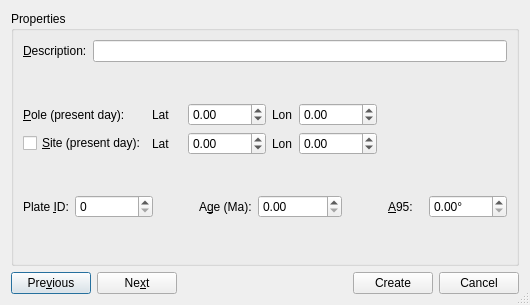
Before: the Qt Designer form src/qt-widgets/CreateVGPDialogUi.ui in GPlates/GPlates, drawn with Qt 5.
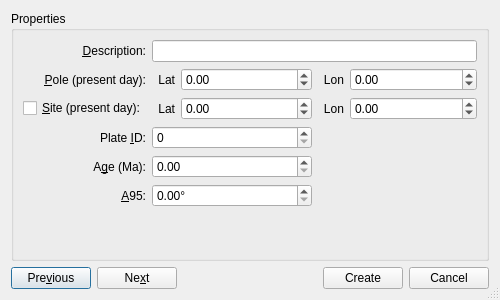
After: the same form once the commit is applied.

The edit to the form file:
```diff
--- a/src/qt-widgets/CreateVGPDialogUi.ui
+++ b/src/qt-widgets/CreateVGPDialogUi.ui
@@ -6,8 +6,8 @@
    <rect>
     <x>0</x>
     <y>0</y>
-    <width>530</width>
-    <height>305</height>
+    <width>500</width>
+    <height>300</height>
    </rect>
   </property>
   <property name="windowTitle">
@@ -37,61 +37,42 @@
          </property>
          <layout class="QVBoxLayout" name="verticalLayout_2">
           <item>
-           <layout class="QHBoxLayout">
-            <item>
+           <layout class="QGridLayout">
+            <item row="0" column="0">
              <widget class="QLabel" name="label_description">
               <property name="text">
                <string>&amp;Description:</string>
               </property>
+              <property name="alignment">
+               <set>Qt::AlignRight|Qt::AlignTrailing|Qt::AlignVCenter</set>
+              </property>
               <property name="buddy">
                <cstring>line_description</cstring>
               </property>
              </widget>
             </item>
-            <item>
-             <widget class="QLineEdit" name="line_description">
-              <property name="minimumSize">
-               <size>
-                <width>0</width>
-                <height>20</height>
-               </size>
-              </property>
-             </widget>
+            <item row="0" column="1" colspan="2">
+             <widget class="QLineEdit" name="line_description"/>
             </item>
-           </layout>
-          </item>
-          <item>
-           <spacer>
-            <property name="orientation">
-             <enum>Qt::Vertical</enum>
-            </property>
-            <property name="sizeHint" stdset="0">
-             <size>
-              <width>20</width>
-              <height>16</height>
-             </size>
-            </property>
-           </spacer>
-          </item>
-          <item>
-           <layout class="QGridLayout" name="gridLayout_2">
-            <item row="0" column="0">
+            <item row="1" column="0">
              <widget class="QLabel" name="label_pole">
-              <property name="minimumSize">
-               <size>
-                <width>115</width>
-                <height>22</height>
-               </size>
-              </property>
               <property name="text">
-               <string>&amp;Pole (present day): </string>
+               <string>&amp;Pole (present day):</string>
+              </property>
+              <property name="alignment">
+               <set>Qt::AlignRight|Qt::AlignTrailing|Qt::AlignVCenter</set>
               </property>
               <property name="buddy">
                <cstring>spinbox_pole_lat</cstring>
               </property>
              </widget>
             </item>
-            <item row="0" column="1">
+            <item row="1" column="1">
+             <layout class="QHBoxLayout" name="horizontalLayout">
+              <property name="leftMargin">
+               <number>5</number>
+              </property>
+              <item>
              <widget class="QLabel" name="label_pole_lat">
               <property name="sizePolicy">
                <sizepolicy hsizetype="Minimum" vsizetype="Preferred">
@@ -99,30 +80,24 @@
                 <verstretch>0</verstretch>
                </sizepolicy>
               </property>
-              <property name="minimumSize">
-               <size>
-                <width>30</width>
-                <height>0</height>
-               </size>
-              </property>
-              <property name="layoutDirection">
-               <enum>Qt::RightToLeft</enum>
-              </property>
               <property name="text">
                <string>Lat</string>
               </property>
+                <property name="alignment">
+                 <set>Qt::AlignRight|Qt::AlignTrailing|Qt::AlignVCenter</set>
+                </property>
               <property name="buddy">
                <cstring>spinbox_pole_lat</cstring>
               </property>
              </widget>
             </item>
-            <item row="0" column="2">
+              <item>
              <widget class="QDoubleSpinBox" name="spinbox_pole_lat">
-              <property name="minimumSize">
-               <size>
-                <width>78</width>
-                <height>20</height>
-               </size>
+                <property name="sizePolicy">
+                 <sizepolicy hsizetype="MinimumExpanding" vsizetype="Fixed">
+                  <horstretch>0</horstretch>
+                  <verstretch>0</verstretch>
+                 </sizepolicy>
               </property>
               <property name="minimum">
                <double>-90.000000000000000</double>
@@ -132,26 +107,33 @@
               </property>
              </widget>
             </item>
-            <item row="0" column="3">
+             </layout>
+            </item>
+            <item row="1" column="2">
+             <layout class="QHBoxLayout" name="horizontalLayout_3">
+              <property name="leftMargin">
+               <number>5</number>
+              </property>
+              <item>
              <widget class="QLabel" name="label_pole_lon">
-              <property name="layoutDirection">
-               <enum>Qt::RightToLeft</enum>
-              </property>
               <property name="text">
                <string>Lon</string>
               </property>
+                <property name="alignment">
+                 <set>Qt::AlignRight|Qt::AlignTrailing|Qt::AlignVCenter</set>
+                </property>
               <property name="buddy">
                <cstring>spinbox_pole_lon</cstring>
               </property>
              </widget>
             </item>
-            <item row="0" column="4">
+              <item>
              <widget class="QDoubleSpinBox" name="spinbox_pole_lon">
-              <property name="minimumSize">
-               <size>
-                <width>78</width>
-                <height>0</height>
-               </size>
+                <property name="sizePolicy">
+                 <sizepolicy hsizetype="MinimumExpanding" vsizetype="Fixed">
+                  <horstretch>0</horstretch>
+                  <verstretch>0</verstretch>
+                 </sizepolicy>
               </property>
               <property name="minimum">
                <double>-360.000000000000000</double>
@@ -161,33 +143,21 @@
               </property>
              </widget>
             </item>
-            <item row="0" column="5">
-             <spacer name="horizontalSpacer">
-              <property name="orientation">
-               <enum>Qt::Horizontal</enum>
-              </property>
-              <property name="sizeHint" stdset="0">
-               <size>
-                <width>40</width>
-                <height>20</height>
-               </size>
-              </property>
-             </spacer>
+             </layout>
             </item>
-            <item row="1" column="0">
+            <item row="2" column="0">
              <widget class="QCheckBox" name="checkbox_site">
-              <property name="minimumSize">
-               <size>
-                <width>115</width>
-                <height>22</height>
-               </size>
-              </property>
               <property name="text">
                <string>&amp;Site (present day):</string>
               </property>
              </widget>
             </item>
-            <item row="1" column="1">
+            <item row="2" column="1">
+             <layout class="QHBoxLayout" name="horizontalLayout_2">
+              <property name="leftMargin">
+               <number>5</number>
+              </property>
+              <item>
              <widget class="QLabel" name="label_site_lat">
               <property name="sizePolicy">
                <sizepolicy hsizetype="Minimum" vsizetype="Preferred">
@@ -195,30 +165,24 @@
                 <verstretch>0</verstretch>
                </sizepolicy>
               </property>
-              <property name="minimumSize">
-               <size>
-                <width>30</width>
-                <height>0</height>
-               </size>
-              </property>
-              <property name="layoutDirection">
-               <enum>Qt::RightToLeft</enum>
-              </property>
               <property name="text">
                <string>Lat</string>
               </property>
+                <property name="alignment">
+                 <set>Qt::AlignRight|Qt::AlignTrailing|Qt::AlignVCenter</set>
+                </property>
               <property name="buddy">
                <cstring>spinbox_site_lat</cstring>
               </property>
              </widget>
             </item>
-            <item row="1" column="2">
+              <item>
              <widget class="QDoubleSpinBox" name="spinbox_site_lat">
-              <property name="minimumSize">
-               <size>
-                <width>78</width>
-                <height>20</height>
-               </size>
+                <property name="sizePolicy">
+                 <sizepolicy hsizetype="MinimumExpanding" vsizetype="Fixed">
+                  <horstretch>0</horstretch>
+                  <verstretch>0</verstretch>
+                 </sizepolicy>
               </property>
               <property name="minimum">
                <double>-90.000000000000000</double>
@@ -228,26 +192,33 @@
               </property>
              </widget>
             </item>
-            <item row="1" column="3">
+             </layout>
+            </item>
+            <item row="2" column="2">
+             <layout class="QHBoxLayout" name="horizontalLayout_4">
+              <property name="leftMargin">
+               <number>5</number>
+              </property>
+              <item>
              <widget class="QLabel" name="label_site_lon">
-              <property name="layoutDirection">
-               <enum>Qt::RightToLeft</enum>
-              </property>
               <property name="text">
                <string>Lon</string>
               </property>
+                <property name="alignment">
+                 <set>Qt::AlignRight|Qt::AlignTrailing|Qt::AlignVCenter</set>
+                </property>
               <property name="buddy">
                <cstring>spinbox_site_lon</cstring>
               </property>
              </widget>
             </item>
-            <item row="1" column="4">
+              <item>
              <widget class="QDoubleSpinBox" name="spinbox_site_lon">
-              <property name="minimumSize">
-               <size>
-                <width>78</width>
-                <height>0</height>
-               </size>
+                <property name="sizePolicy">
+                 <sizepolicy hsizetype="MinimumExpanding" vsizetype="Fixed">
+                  <horstretch>0</horstretch>
+                  <verstretch>0</verstretch>
+                 </sizepolicy>
               </property>
               <property name="minimum">
                <double>-360.000000000000000</double>
@@ -257,118 +228,61 @@
               </property>
              </widget>
             </item>
-            <item row="1" column="5">
-             <spacer name="horizontalSpacer_2">
-              <property name="orientation">
-               <enum>Qt::Horizontal</enum>
-              </property>
-              <property name="sizeHint" stdset="0">
-               <size>
-                <width>40</width>
-                <height>20</height>
-               </size>
-              </property>
-             </spacer>
-            </item>
-           </layout>
-          </item>
-          <item>
-           <spacer>
-            <property name="orientation">
-             <enum>Qt::Vertical</enum>
-            </property>
-            <property name="sizeHint" stdset="0">
-             <size>
-              <width>20</width>
-              <height>20</height>
-             </size>
-            </property>
-           </spacer>
-          </item>
-          <item>
-           <layout class="QHBoxLayout">
-            <item>
+             </layout>
+            </item>
+            <item row="3" column="0">
              <widget class="QLabel" name="label_plate_id">
-              <property name="minimumSize">
-               <size>
-                <width>0</width>
-                <height>22</height>
-               </size>
-              </property>
               <property name="text">
                <string>Plate &amp;ID:</string>
               </property>
+              <property name="alignment">
+               <set>Qt::AlignRight|Qt::AlignTrailing|Qt::AlignVCenter</set>
+              </property>
               <property name="buddy">
                <cstring>spinbox_plate_id</cstring>
               </property>
              </widget>
             </item>
-            <item>
+            <item row="3" column="1">
              <widget class="QSpinBox" name="spinbox_plate_id">
-              <property name="minimumSize">
-               <size>
-                <width>78</width>
-                <height>20</height>
-               </size>
+              <property name="sizePolicy">
+               <sizepolicy hsizetype="MinimumExpanding" vsizetype="Fixed">
+                <horstretch>0</horstretch>
+                <verstretch>0</verstretch>
+               </sizepolicy>
               </property>
               <property name="maximum">
                <number>1000000</number>
               </property>
              </widget>
             </item>
-            <item>
-             <spacer>
-              <property name="orientation">
-               <enum>Qt::Horizontal</enum>
-              </property>
-              <property name="sizeHint" stdset="0">
-               <size>
-                <width>13</width>
-                <height>24</height>
-               </size>
-              </property>
-             </spacer>
-            </item>
-            <item>
+            <item row="4" column="0">
              <widget class="QLabel" name="label_age">
-              <property name="layoutDirection">
-               <enum>Qt::LeftToRight</enum>
-              </property>
               <property name="text">
                <string>A&amp;ge (Ma):</string>
               </property>
+              <property name="alignment">
+               <set>Qt::AlignRight|Qt::AlignTrailing|Qt::AlignVCenter</set>
+              </property>
               <property name="buddy">
                <cstring>spinbox_age</cstring>
               </property>
              </widget>
             </item>
-            <item>
+            <item row="4" column="1">
              <widget class="QDoubleSpinBox" name="spinbox_age">
-              <property name="minimumSize">
-               <size>
-                <width>78</width>
-                <height>0</height>
-               </size>
+              <property name="sizePolicy">
+               <sizepolicy hsizetype="MinimumExpanding" vsizetype="Fixed">
+                <horstretch>0</horstretch>
+                <verstretch>0</verstretch>
+               </sizepolicy>
               </property>
               <property name="maximum">
                <double>1000000.000000000000000</double>
               </property>
              </widget>
             </item>
-            <item>
-             <spacer>
-              <property name="orientation">
-               <enum>Qt::Horizontal</enum>
-              </property>
-              <property name="sizeHint" stdset="0">
-               <size>
-                <width>13</width>
-                <height>24</height>
-               </size>
-              </property>
-             </spacer>
-            </item>
-            <item>
+            <item row="5" column="0">
              <widget class="QLabel" name="label_A95">
               <property name="sizePolicy">
                <sizepolicy hsizetype="Minimum" vsizetype="Preferred">
@@ -376,27 +290,24 @@
                 <verstretch>0</verstretch>
                </sizepolicy>
               </property>
-              <property name="minimumSize">
-               <size>
-                <width>35</width>
-                <height>0</height>
-               </size>
-              </property>
               <property name="text">
                <string>&amp;A95:</string>
               </property>
+              <property name="alignment">
+               <set>Qt::AlignRight|Qt::AlignTrailing|Qt::AlignVCenter</set>
+              </property>
               <property name="buddy">
                <cstring>spinbox_A95</cstring>
               </property>
              </widget>
             </item>
-            <item>
+            <item row="5" column="1">
              <widget class="QDoubleSpinBox" name="spinbox_A95">
-              <property name="minimumSize">
-               <size>
-                <width>78</width>
-                <height>0</height>
-               </size>
+              <property name="sizePolicy">
+               <sizepolicy hsizetype="MinimumExpanding" vsizetype="Fixed">
+                <horstretch>0</horstretch>
+                <verstretch>0</verstretch>
+               </sizepolicy>
               </property>
               <property name="suffix">
                <string>°</string>
@@ -409,14 +320,14 @@
            </layout>
           </item>
           <item>
-           <spacer>
+           <spacer name="verticalSpacer">
             <property name="orientation">
              <enum>Qt::Vertical</enum>
             </property>
             <property name="sizeHint" stdset="0">
              <size>
-              <width>281</width>
-              <height>20</height>
+              <width>20</width>
+              <height>15</height>
              </size>
             </property>
            </spacer>
```
Left out of the diff: 23 changed lines with no effect on the pictures. Lines whose indentation alone changed are shown as unchanged.
